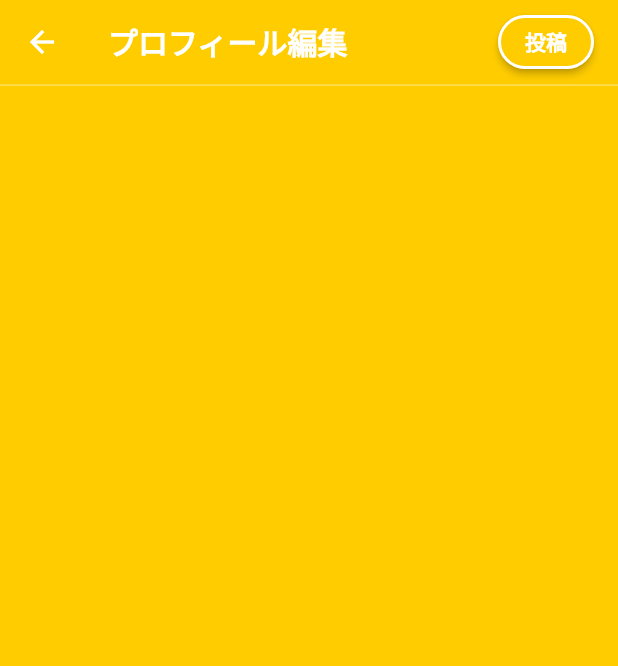
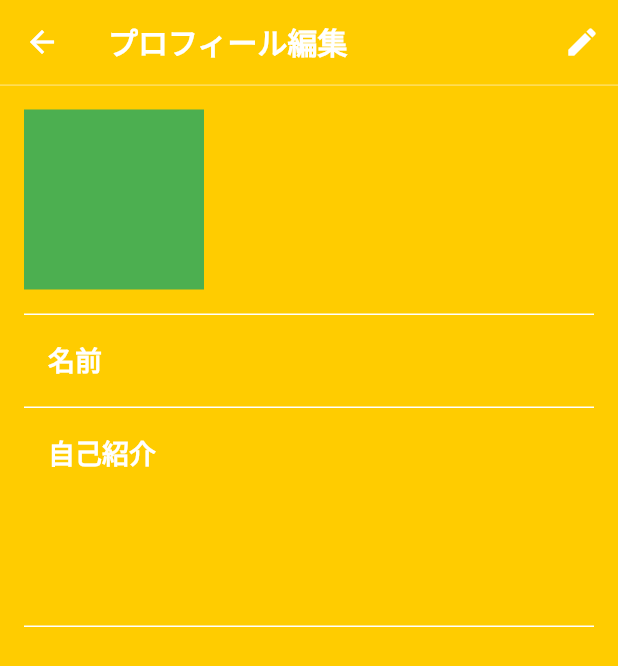
Before and after one commit to zwtin/oogiri_taizen, a Flutter app: the EditProfileView screen opened directly, on a phone screen of 412 x 824 dp. Shown: the top 666 px of the screen. Run offline on Flutter 3.47's test engine with Material 2 defaults, Android fonts, the phone set to English and light mode, and no system bars; drawn by our look-alikes of loading_overlay; our stand-ins replace cached_network_image, cloud_firestore, firebase_auth, firebase_core, firebase_crashlytics, flutter_hooks and 5 more; missing offline and left inert: ff_navigation_bar, sweetalert; accounts and stored records are empty; network calls fail.

Commit message:
名前と自己紹介文を更新する処理を追加

```diff
--- a/lib/ui/edit_profile/edit_profile_view.dart
+++ b/lib/ui/edit_profile/edit_profile_view.dart
@@ -4,6 +4,7 @@ import 'package:hooks_riverpod/hooks_riverpod.dart';
 import 'package:loading_overlay/loading_overlay.dart';
 import 'package:oogiritaizen/data/provider/alert_notifier.dart';
 import 'package:oogiritaizen/data/provider/navigator_notifier.dart';
+import 'package:oogiritaizen/ui/edit_profile/edit_profile_view_model.dart';
 import 'package:sweetalert/sweetalert.dart';
 import 'package:oogiritaizen/data/model/extension/string_extension.dart';
 
@@ -12,6 +13,27 @@ class EditProfileView extends HookWidget {
 
   @override
   Widget build(BuildContext context) {
+    final viewModel = useProvider(editProfileViewModelProvider(id));
+    final nameTextController = useTextEditingController();
+    final introductionTextController = useTextEditingController();
+
+    nameTextController.addListener(
+      () {
+        context.read(editProfileViewModelProvider(id)).user.name =
+            nameTextController.text;
+      },
+    );
+
+    introductionTextController.addListener(
+      () {
+        context.read(editProfileViewModelProvider(id)).user.introduction =
+            introductionTextController.text;
+      },
+    );
+
+    nameTextController.text = viewModel.user.name;
+    introductionTextController.text = viewModel.user.introduction;
+
     return ProviderListener(
       onChange: (BuildContext context, AlertNotifier alertNotifier) {
         SweetAlert.show(
@@ -43,7 +65,7 @@ class EditProfileView extends HookWidget {
         },
         provider: navigatorNotifierProvider(id),
         child: LoadingOverlay(
-          isLoading: false,
+          isLoading: viewModel.isConnecting,
           color: Colors.grey,
           child: Scaffold(
             // ナビゲーションバー
@@ -65,31 +87,13 @@ class EditProfileView extends HookWidget {
                 preferredSize: const Size.fromHeight(1),
               ),
               actions: [
-//                IconButton(
-//                  icon: const Icon(
-//                    Icons.post_add,
-//                  ),
-//                  onPressed: () {},
-//                ),
-                Center(
-                  child: Container(
-                    width: 80,
-                    padding: EdgeInsets.fromLTRB(0, 0, 16, 0),
-                    child: RaisedButton(
-                      child: const Text(
-                        '投稿',
-                        style: TextStyle(
-                          color: Colors.white,
-                          fontWeight: FontWeight.bold,
+                IconButton(
+                  icon: const Icon(
+                    Icons.edit,
                   ),
-                      ),
-                      onPressed: () {},
-                      color: const Color(0xFFFFCC00),
-                      shape: const StadiumBorder(
-                        side: BorderSide(color: Colors.white, width: 2),
-                      ),
-                    ),
-                  ),
+                  onPressed: () {
+                    context.read(editProfileViewModelProvider(id)).postUser();
+                  },
                 ),
               ],
             ),
@@ -99,14 +103,117 @@ class EditProfileView extends HookWidget {
                   color: const Color(0xFFFFCC00),
                 ),
                 SingleChildScrollView(
+                  child: Padding(
+                    padding: const EdgeInsets.all(16),
                     child: Column(
                       mainAxisSize: MainAxisSize.min,
-                    mainAxisAlignment: MainAxisAlignment.center,
+                      crossAxisAlignment: CrossAxisAlignment.start,
                       children: <Widget>[
+                        Row(
+                          children: [
                             Container(
-                        height: 32,
+                              color: Colors.green,
+                              width: 120,
+                              height: 120,
+                            )
+                          ],
+                        ),
+                        Container(
+                          height: 16,
+                        ),
+                        Container(
+                          height: 1,
+                          color: Colors.white,
+                        ),
+                        Padding(
+                          padding: const EdgeInsets.all(16),
+                          child: Row(
+                            mainAxisSize: MainAxisSize.min,
+                            crossAxisAlignment: CrossAxisAlignment.start,
+                            children: [
+                              const Text(
+                                '名前　　',
+                                style: TextStyle(
+                                  color: Colors.white,
+                                  fontWeight: FontWeight.bold,
+                                  fontSize: 18,
+                                ),
+                              ),
+                              Container(
+                                width: 16,
+                              ),
+                              Flexible(
+                                child: Padding(
+                                  padding:
+                                      const EdgeInsets.fromLTRB(0, 4, 0, 4),
+                                  child: TextField(
+                                    controller: nameTextController,
+                                    keyboardType: TextInputType.name,
+                                    style: const TextStyle(
+                                      color: Colors.white,
+                                      fontWeight: FontWeight.bold,
+                                      fontSize: 18,
+                                    ),
+                                    decoration: const InputDecoration.collapsed(
+                                      border: InputBorder.none,
+                                    ),
+                                  ),
+                                ),
                               ),
                             ],
+                          ),
+                        ),
+                        Container(
+                          height: 1,
+                          color: Colors.white,
+                        ),
+                        Padding(
+                          padding: const EdgeInsets.all(16),
+                          child: Row(
+                            mainAxisSize: MainAxisSize.min,
+                            crossAxisAlignment: CrossAxisAlignment.start,
+                            children: [
+                              const Text(
+                                '自己紹介',
+                                style: TextStyle(
+                                  color: Colors.white,
+                                  fontWeight: FontWeight.bold,
+                                  fontSize: 18,
+                                ),
+                              ),
+                              Container(
+                                width: 16,
+                              ),
+                              Flexible(
+                                child: Padding(
+                                  padding:
+                                      const EdgeInsets.fromLTRB(0, 4, 0, 4),
+                                  child: TextField(
+                                    controller: introductionTextController,
+                                    maxLines: 5,
+                                    style: const TextStyle(
+                                      color: Colors.white,
+                                      fontWeight: FontWeight.bold,
+                                      fontSize: 18,
+                                    ),
+                                    decoration: const InputDecoration.collapsed(
+                                      border: InputBorder.none,
+                                    ),
+                                  ),
+                                ),
+                              ),
+                            ],
+                          ),
+                        ),
+                        Container(
+                          height: 1,
+                          color: Colors.white,
+                        ),
+                        Container(
+                          height: 16,
+                        ),
+                      ],
+                    ),
                   ),
                 ),
               ],
--- a/lib/ui/sign_in/sign_in_view.dart
+++ b/lib/ui/sign_in/sign_in_view.dart
@@ -105,6 +105,7 @@ class SignInView extends HookWidget {
                             ),
                           ),
                           child: TextField(
+                            keyboardType: TextInputType.emailAddress,
                             controller: emailTextController,
                             decoration: InputDecoration(
                               //Focusしていないとき
@@ -143,6 +144,7 @@ class SignInView extends HookWidget {
                             ),
                           ),
                           child: TextField(
+                            keyboardType: TextInputType.visiblePassword,
                             controller: passwordTextController,
                             obscureText: true,
                             decoration: InputDecoration(
```
Also changed, not shown: lib/data/model/repository/firestore_user_repository.dart (+26 -33 lines), lib/ui/edit_profile/edit_profile_view_model.dart (added, +126 -0 lines), 2 other files. Lines whose indentation alone changed are shown as unchanged.
